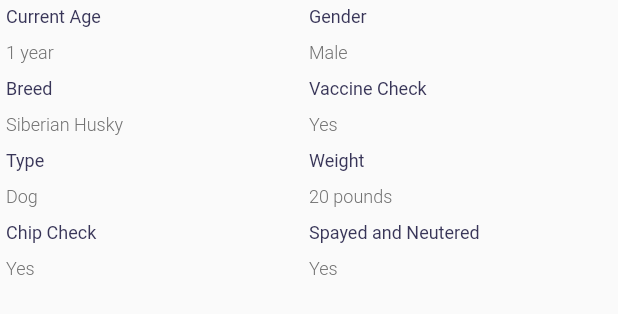
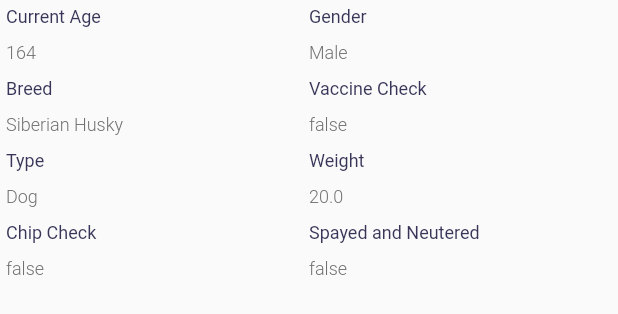
Before and after one commit to jhadechni/Qpets-App, a Flutter app: the _PetProfileWindow widget shown alone on an empty page, opened directly, on a phone screen of 412 x 824 dp. Shown: the top 314 px of the screen. Run offline on Flutter 3.47's test engine with Material 2 defaults, Android fonts, the phone set to English and light mode, and no system bars; our stand-ins replace carousel_slider, curved_navigation_bar, font_awesome_flutter, get, google_fonts, google_maps_flutter and 2 more; network calls fail.

Commit message:
feat: added pet profile controller

```diff
--- a/lib/domain/controllers/pet_profile_controller.dart
+++ b/lib/domain/controllers/pet_profile_controller.dart
@@ -1,3 +1,13 @@
 import 'package:get/get.dart';
+import 'package:qpets_app/domain/pet_profile.dart';
 
-class PetProfileController extends GetxController {}
+class PetProfileController extends GetxController {
+  final profileField = PetProfileFields(
+          gender: "Male",
+          type: "Dog",
+          breed: "Siberian Husky",
+          weight: 20,
+          dob: DateTime.utc(2021, 10, 20),
+          imgUrl: "https://i.imgur.com/BpG6vSU.jpg")
+      .obs;
+}
--- a/lib/domain/pet_profile.dart
+++ b/lib/domain/pet_profile.dart
@@ -1,18 +1,15 @@
 /// CurrentAge: auto-generated
-
-enum Gender { M, F }
-enum Type { dog, cat, bird, hamster }
-
-class PetProfile {
-  Gender gender;
-  Type type;
+class PetProfileFields {
+  String gender;
+  String type;
   String breed;
   bool vaccineCheck;
   double weight;
   bool chipCheck;
   bool neutered;
   String imgUrl;
-  PetProfile(
+  DateTime dob;
+  PetProfileFields(
       {required this.gender,
       required this.type,
       required this.breed,
@@ -20,5 +17,6 @@ class PetProfile {
       required this.weight,
       this.chipCheck = false,
       this.neutered = false,
+      required this.dob,
       required this.imgUrl});
 }
--- a/lib/main.dart
+++ b/lib/main.dart
@@ -1,4 +1,5 @@
 import 'package:flutter/material.dart';
+import 'package:qpets_app/domain/controllers/pet_profile_controller.dart';
 import 'package:qpets_app/domain/controllers/timeline_controller.dart';
 import 'package:qpets_app/ui/provider/event_provider.dart';
 import 'package:curved_navigation_bar/curved_navigation_bar.dart';
@@ -16,6 +17,7 @@ class InitialBinding implements Bindings {
   @override
   void dependencies() {
     Get.lazyPut(() => TimelineController(), fenix: true);
+    Get.lazyPut(() => PetProfileController(), fenix: true);
   }
 }
 
--- a/lib/ui/pages/pet_profile.dart
+++ b/lib/ui/pages/pet_profile.dart
@@ -42,53 +42,56 @@ class _PetProfileWindow extends StatelessWidget {
           crossAxisAlignment: CrossAxisAlignment.stretch,
           children: [
             Row(
-              children: const [
+              children: [
                 Expanded(
                     child: _ProfileField(
                   field: "Current Age",
-                  value: "1 year",
+                  value: DateTime.now()
+                      .difference(controller.profileField.value.dob)
+                      .inDays
+                      .toString(),
                 )),
                 Expanded(
                     child: _ProfileField(
                   field: "Gender",
-                  value: "Male",
+                  value: controller.profileField.value.gender,
                 ))
               ],
             ),
-            Row(children: const [
+            Row(children: [
               Expanded(
                   child: _ProfileField(
                 field: "Breed",
-                value: "Siberian Husky",
+                value: controller.profileField.value.breed,
               )),
               Expanded(
                   child: _ProfileField(
-                field: "Vaccine Check",
-                value: "Yes",
-              ))
+                      field: "Vaccine Check",
+                      value: controller.profileField.value.vaccineCheck
+                          .toString()))
             ]),
-            Row(children: const [
+            Row(children: [
               Expanded(
                   child: _ProfileField(
                 field: "Type",
-                value: "Dog",
+                value: controller.profileField.value.type,
               )),
               Expanded(
                   child: _ProfileField(
                 field: "Weight",
-                value: "20 pounds",
+                value: controller.profileField.value.weight.toString(),
               ))
             ]),
-            Row(children: const [
+            Row(children: [
               Expanded(
                   child: _ProfileField(
                 field: "Chip Check",
-                value: "Yes",
+                value: controller.profileField.value.chipCheck.toString(),
               )),
               Expanded(
                   child: _ProfileField(
                 field: "Spayed and Neutered",
-                value: "Yes",
+                value: controller.profileField.value.neutered.toString(),
               ))
             ]),
           ],
```
